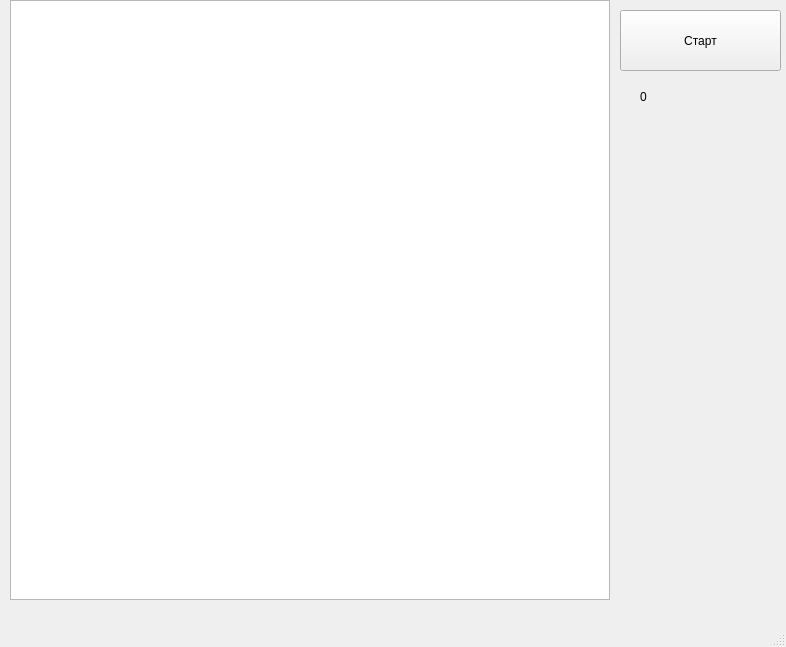
Old version of the form src/2d_collisions/mainwindow.ui in the repository fairay/2D-Collision-detection.
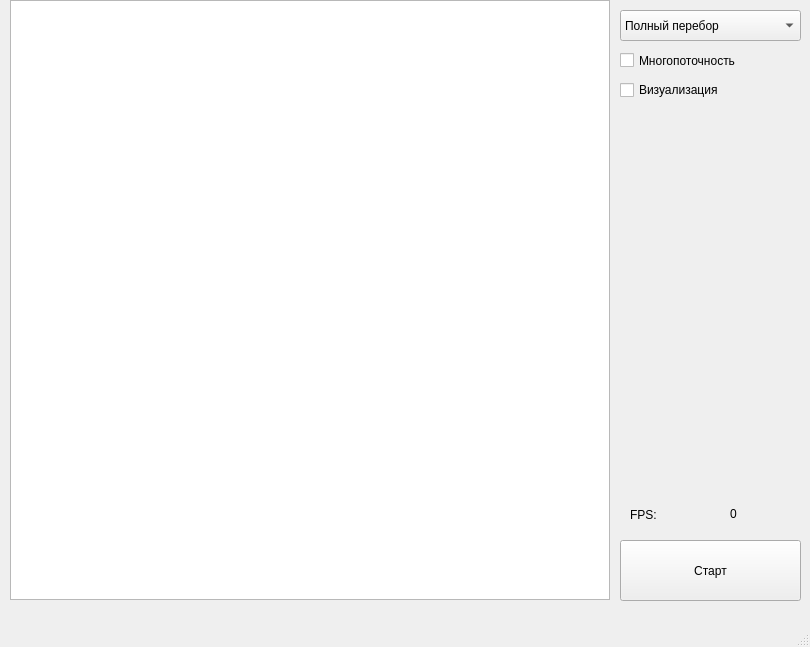
New version of the form.

What changed in the file:
```diff
--- a/src/2d_collisions/mainwindow.ui
+++ b/src/2d_collisions/mainwindow.ui
@@ -6,7 +6,7 @@
    <rect>
     <x>0</x>
     <y>0</y>
-    <width>786</width>
+    <width>810</width>
     <height>647</height>
    </rect>
   </property>
@@ -28,8 +28,8 @@
     <property name="geometry">
      <rect>
       <x>620</x>
-      <y>10</y>
-      <width>161</width>
+      <y>540</y>
+      <width>181</width>
       <height>61</height>
      </rect>
     </property>
@@ -40,16 +40,90 @@
    <widget class="QLabel" name="fps_count">
     <property name="geometry">
      <rect>
-      <x>640</x>
-      <y>90</y>
+      <x>730</x>
+      <y>504</y>
       <width>47</width>
-      <height>14</height>
+      <height>20</height>
      </rect>
     </property>
     <property name="text">
      <string>0</string>
     </property>
    </widget>
+   <widget class="QComboBox" name="algorithm">
+    <property name="geometry">
+     <rect>
+      <x>620</x>
+      <y>10</y>
+      <width>181</width>
+      <height>31</height>
+     </rect>
+    </property>
+    <item>
+     <property name="text">
+      <string>Полный перебор</string>
+     </property>
+    </item>
+    <item>
+     <property name="text">
+      <string>Дерево квадрантов</string>
+     </property>
+    </item>
+    <item>
+     <property name="text">
+      <string>Динамический центр</string>
+     </property>
+    </item>
+    <item>
+     <property name="text">
+      <string>hex-дерево</string>
+     </property>
+    </item>
+    <item>
+     <property name="text">
+      <string>Бинарное дерево</string>
+     </property>
+    </item>
+   </widget>
+   <widget class="QCheckBox" name="is_multithread">
+    <property name="geometry">
+     <rect>
+      <x>620</x>
+      <y>50</y>
+      <width>181</width>
+      <height>21</height>
+     </rect>
+    </property>
+    <property name="text">
+     <string>Многопоточность</string>
+    </property>
+   </widget>
+   <widget class="QLabel" name="label">
+    <property name="geometry">
+     <rect>
+      <x>630</x>
+      <y>499</y>
+      <width>71</width>
+      <height>31</height>
+     </rect>
+    </property>
+    <property name="text">
+     <string>FPS:</string>
+    </property>
+   </widget>
+   <widget class="QCheckBox" name="is_visual">
+    <property name="geometry">
+     <rect>
+      <x>620</x>
+      <y>80</y>
+      <width>181</width>
+      <height>20</height>
+     </rect>
+    </property>
+    <property name="text">
+     <string>Визуализация</string>
+    </property>
+   </widget>
   </widget>
   <widget class="QMenuBar" name="menubar">
    <property name="geometry">
```
Left out of the diff: 2 changed lines with no effect on the pictures.
